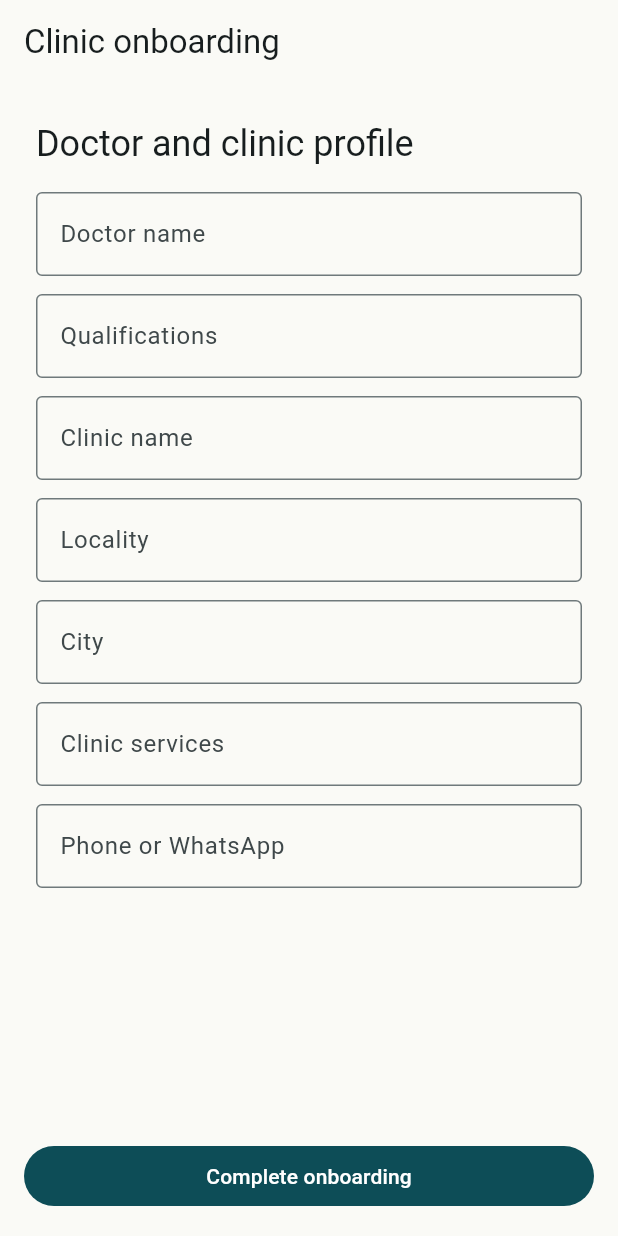
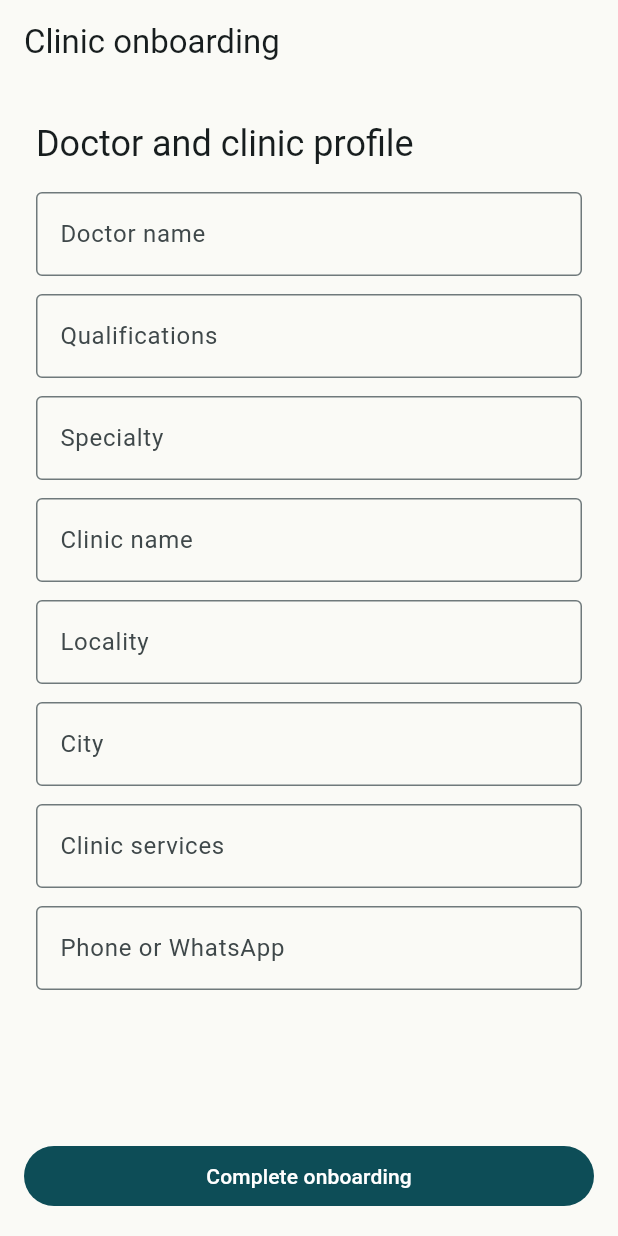
Before and after one commit to gchamania/praxislume, a Flutter app: the OnboardingScreen screen opened by its route, on a phone screen of 412 x 824 dp. Run offline on Flutter 3.47's test engine with Material 3 defaults, Android fonts, the phone set to English and light mode, and no system bars; our stand-ins replace flutter_riverpod, go_router, supabase_flutter; accounts and stored records are empty.

Commit message:
Make Flutter campaign titles specialty-aware

```diff
--- a/apps/praxislume_app/lib/main.dart
+++ b/apps/praxislume_app/lib/main.dart
@@ -880,7 +880,7 @@ class PraxisController extends StateNotifier<PraxisState> {
     };
     final campaign = ContentCampaign(
       id: _newUuid(),
-      title: '30-day Dermatology Growth Campaign',
+      title: '30-day ${doctor.specialty} Growth Campaign',
       goal: 'increase appointment enquiries',
       durationDays: 30,
       startDate: DateTime.now(),
@@ -1178,6 +1178,7 @@ class _OnboardingScreenState extends ConsumerState<OnboardingScreen> {
   final _formKey = GlobalKey<FormState>();
   final _doctorName = TextEditingController();
   final _qualifications = TextEditingController();
+  final _specialty = TextEditingController();
   final _clinicName = TextEditingController();
   final _locality = TextEditingController();
   final _city = TextEditingController();
@@ -1188,6 +1189,7 @@ class _OnboardingScreenState extends ConsumerState<OnboardingScreen> {
   void dispose() {
     _doctorName.dispose();
     _qualifications.dispose();
+    _specialty.dispose();
     _clinicName.dispose();
     _locality.dispose();
     _city.dispose();
@@ -1233,6 +1235,11 @@ class _OnboardingScreenState extends ConsumerState<OnboardingScreen> {
                   const Key('qualificationsField'),
                 ),
                 _field(
+                  _specialty,
+                  'Specialty',
+                  const Key('specialtyField'),
+                ),
+                _field(
                   _clinicName,
                   'Clinic name',
                   const Key('clinicNameField'),
@@ -1263,6 +1270,7 @@ class _OnboardingScreenState extends ConsumerState<OnboardingScreen> {
         .completeOnboarding(
           doctorName: _doctorName.text.trim(),
           qualifications: _qualifications.text.trim(),
+          specialty: _specialty.text.trim(),
           clinicName: _clinicName.text.trim(),
           locality: _locality.text.trim(),
           city: _city.text.trim(),
```
Also changed, not shown: 2 other files.
